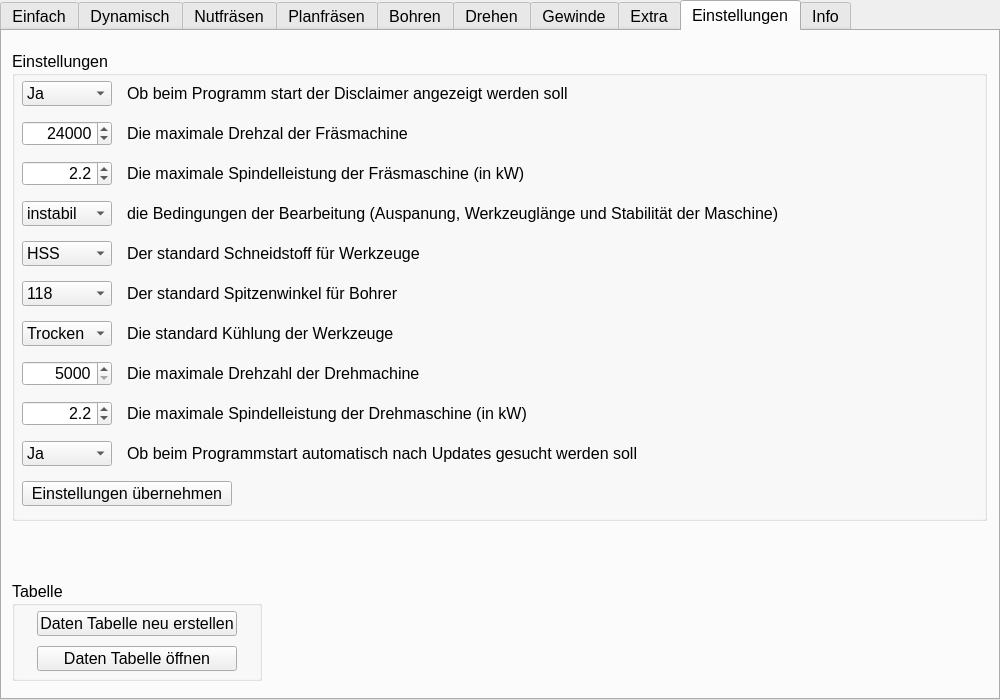
This is mainwindow.ui in EinRainerZufall/SpaeneRechner as Qt 5 draws it before an edit. The edited form follows.
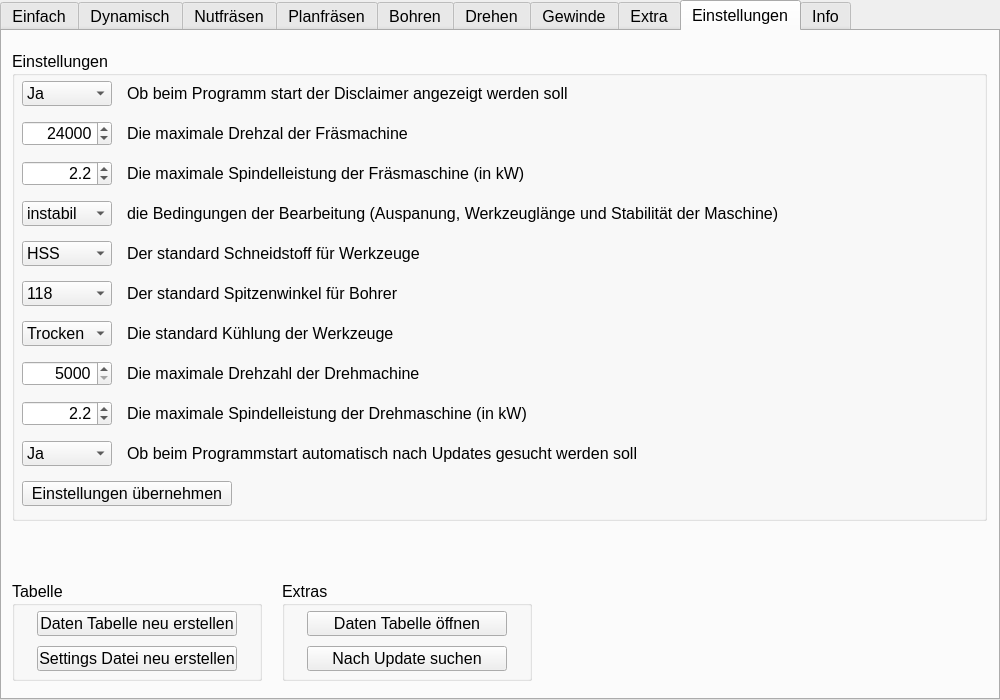
This is the edited form. Icons and pictures are not drawn.

```diff
--- a/mainwindow.ui
+++ b/mainwindow.ui
@@ -5295,11 +5295,50 @@
         <string>Daten Tabelle neu erstellen</string>
        </property>
       </widget>
+      <widget class="QPushButton" name="btnCreateSettings">
+       <property name="geometry">
+        <rect>
+         <x>25</x>
+         <y>65</y>
+         <width>200</width>
+         <height>25</height>
+        </rect>
+       </property>
+       <property name="text">
+        <string>Settings Datei neu erstellen</string>
+       </property>
+      </widget>
+     </widget>
+     <widget class="QGroupBox" name="groupBox_22">
+      <property name="geometry">
+       <rect>
+        <x>280</x>
+        <y>550</y>
+        <width>250</width>
+        <height>100</height>
+       </rect>
+      </property>
+      <property name="title">
+       <string>Extras</string>
+      </property>
+      <widget class="QPushButton" name="updateForce">
+       <property name="geometry">
+        <rect>
+         <x>25</x>
+         <y>65</y>
+         <width>200</width>
+         <height>25</height>
+        </rect>
+       </property>
+       <property name="text">
+        <string>Nach Update suchen</string>
+       </property>
+      </widget>
       <widget class="QPushButton" name="btnOpenXLSX">
        <property name="geometry">
         <rect>
          <x>25</x>
-         <y>65</y>
+         <y>30</y>
          <width>200</width>
          <height>25</height>
         </rect>
```
